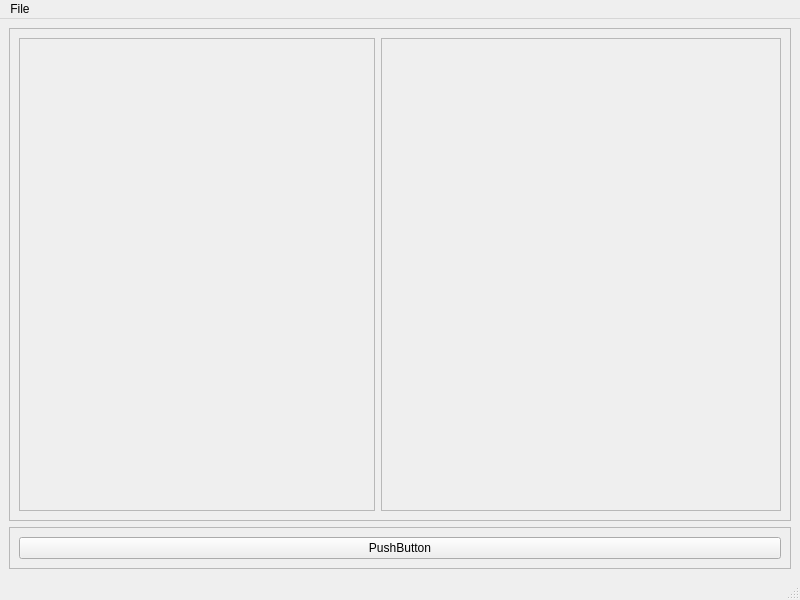
Old version of the form braviz/interaction/qt_guis/sample_overview.ui in the repository diego0020/braviz-app.
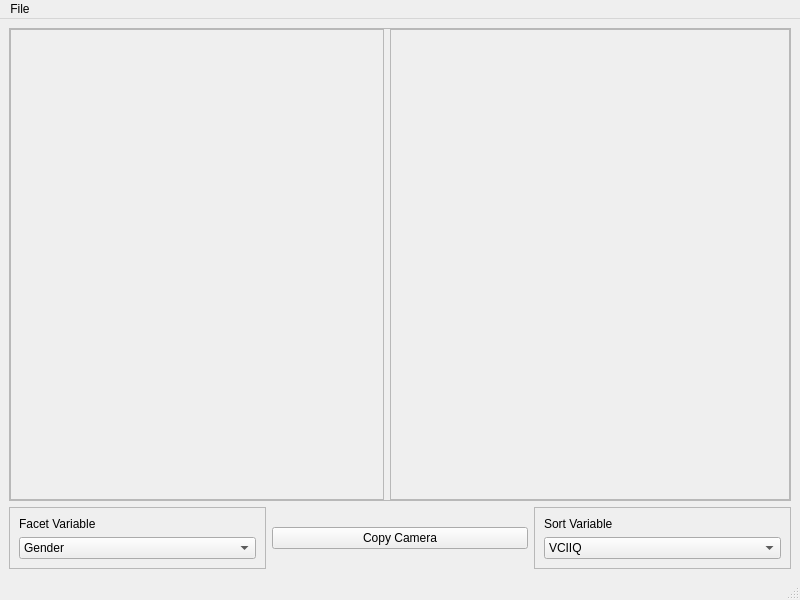
New version of the form.

Commit message: cyril messages to data base

Patch:
```diff
--- a/braviz/interaction/qt_guis/sample_overview.ui
+++ b/braviz/interaction/qt_guis/sample_overview.ui
@@ -24,6 +24,18 @@
        <enum>QFrame::Raised</enum>
       </property>
       <layout class="QGridLayout" name="gridLayout" columnminimumwidth="0,300">
+       <property name="leftMargin">
+        <number>0</number>
+       </property>
+       <property name="topMargin">
+        <number>0</number>
+       </property>
+       <property name="rightMargin">
+        <number>0</number>
+       </property>
+       <property name="bottomMargin">
+        <number>0</number>
+       </property>
        <item row="0" column="1">
         <widget class="QFrame" name="plot_1">
          <property name="minimumSize">
@@ -50,8 +62,8 @@
            <rect>
             <x>0</x>
             <y>0</y>
-            <width>345</width>
-            <height>442</height>
+            <width>367</width>
+            <height>447</height>
            </rect>
           </property>
           <layout class="QGridLayout" name="gridLayout_2"/>
@@ -64,19 +76,103 @@
     <item>
      <widget class="QFrame" name="control">
       <property name="frameShape">
-       <enum>QFrame::StyledPanel</enum>
+       <enum>QFrame::NoFrame</enum>
       </property>
       <property name="frameShadow">
        <enum>QFrame::Raised</enum>
       </property>
       <layout class="QHBoxLayout" name="horizontalLayout">
+       <property name="leftMargin">
+        <number>0</number>
+       </property>
+       <property name="topMargin">
+        <number>0</number>
+       </property>
+       <property name="rightMargin">
+        <number>0</number>
+       </property>
+       <property name="bottomMargin">
+        <number>0</number>
+       </property>
+       <item>
+        <widget class="QFrame" name="frame">
+         <property name="frameShape">
+          <enum>QFrame::StyledPanel</enum>
+         </property>
+         <property name="frameShadow">
+          <enum>QFrame::Raised</enum>
+         </property>
+         <layout class="QVBoxLayout" name="verticalLayout_2">
+          <item>
+           <widget class="QLabel" name="label">
+            <property name="text">
+             <string>Facet Variable</string>
+            </property>
+           </widget>
+          </item>
+          <item>
+           <widget class="QComboBox" name="comboBox">
+            <property name="currentIndex">
+             <number>1</number>
+            </property>
+            <item>
+             <property name="text">
+              <string>&lt;Select&gt;</string>
+             </property>
+            </item>
+            <item>
+             <property name="text">
+              <string>Gender</string>
+             </property>
+            </item>
+           </widget>
+          </item>
+         </layout>
+        </widget>
+       </item>
        <item>
         <widget class="QPushButton" name="pushButton">
          <property name="text">
-          <string>PushButton</string>
+          <string>Copy Camera</string>
          </property>
         </widget>
        </item>
+       <item>
+        <widget class="QFrame" name="frame_2">
+         <property name="frameShape">
+          <enum>QFrame::StyledPanel</enum>
+         </property>
+         <property name="frameShadow">
+          <enum>QFrame::Raised</enum>
+         </property>
+         <layout class="QVBoxLayout" name="verticalLayout_3">
+          <item>
+           <widget class="QLabel" name="label_2">
+            <property name="text">
+             <string>Sort Variable</string>
+            </property>
+           </widget>
+          </item>
+          <item>
+           <widget class="QComboBox" name="comboBox_2">
+            <property name="currentIndex">
+             <number>1</number>
+            </property>
+            <item>
+             <property name="text">
+              <string>&lt;Select&gt;</string>
+             </property>
+            </item>
+            <item>
+             <property name="text">
+              <string>VCIIQ</string>
+             </property>
+            </item>
+           </widget>
+          </item>
+         </layout>
+        </widget>
+       </item>
       </layout>
      </widget>
     </item>
```
The commit also changes 2 other files.
